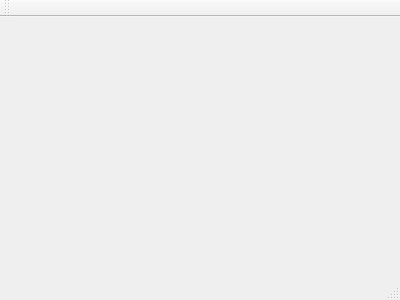
The window that qt5/qtwidget/QtStyleBootstrap3/mainwindow.ui (gudigudi/my_practice) describes before a commit, drawn with Qt 5.
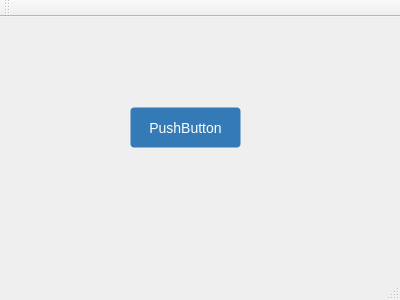
The same window after the commit.

```diff
--- a/qt5/qtwidget/QtStyleBootstrap3/mainwindow.ui
+++ b/qt5/qtwidget/QtStyleBootstrap3/mainwindow.ui
@@ -12,13 +12,70 @@
   <property name="windowTitle" >
    <string>MainWindow</string>
   </property>
-  <widget class="QMenuBar" name="menuBar" />
-  <widget class="QToolBar" name="mainToolBar" />
-  <widget class="QWidget" name="centralWidget" />
-  <widget class="QStatusBar" name="statusBar" />
+  <widget class="QWidget" name="centralWidget">
+   <widget class="QPushButton" name="pushButton">
+    <property name="geometry">
+     <rect>
+      <x>130</x>
+      <y>90</y>
+      <width>111</width>
+      <height>41</height>
+     </rect>
+    </property>
+    <property name="styleSheet">
+     <string notr="true">margin: 0;
+font: inherit;
+color: #fff;
+overflow: visible;
+text-franform: none;
+background-color: #337ab7;
+border-color: #2e6da4;
+    display: inline-block;
+    padding: 6px 12px;
+    margin-bottom: 0;
+    font-size: 14px;
+    font-weight: 400;
+    line-height: 1.42857143;
+    text-align: center;
+    white-space: nowrap;
+    vertical-align: middle;
+    -ms-touch-action: manipulation;
+    touch-action: manipulation;
+    cursor: pointer;
+    -webkit-user-select: none;
+    -moz-user-select: none;
+    -ms-user-select: none;
+    user-select: none;
+    background-image: none;
+    border: 1px solid transparent;
+    border-radius: 4px;</string>
+    </property>
+    <property name="text">
+     <string>PushButton</string>
+    </property>
+   </widget>
+  </widget>
+  <widget class="QMenuBar" name="menuBar">
+   <property name="geometry">
+    <rect>
+     <x>0</x>
+     <y>0</y>
+     <width>400</width>
+     <height>26</height>
+    </rect>
+   </property>
+  </widget>
+  <widget class="QToolBar" name="mainToolBar">
+   <attribute name="toolBarArea">
+    <enum>TopToolBarArea</enum>
+   </attribute>
+   <attribute name="toolBarBreak">
+    <bool>false</bool>
+   </attribute>
+  </widget>
+  <widget class="QStatusBar" name="statusBar"/>
  </widget>
- <layoutDefault spacing="6" margin="11" />
- <pixmapfunction></pixmapfunction>
+ <layoutdefault spacing="6" margin="11"/>
  <resources/>
  <connections/>
 </ui>
```
Left out of the diff: 7 changed lines with no effect on the pictures.
